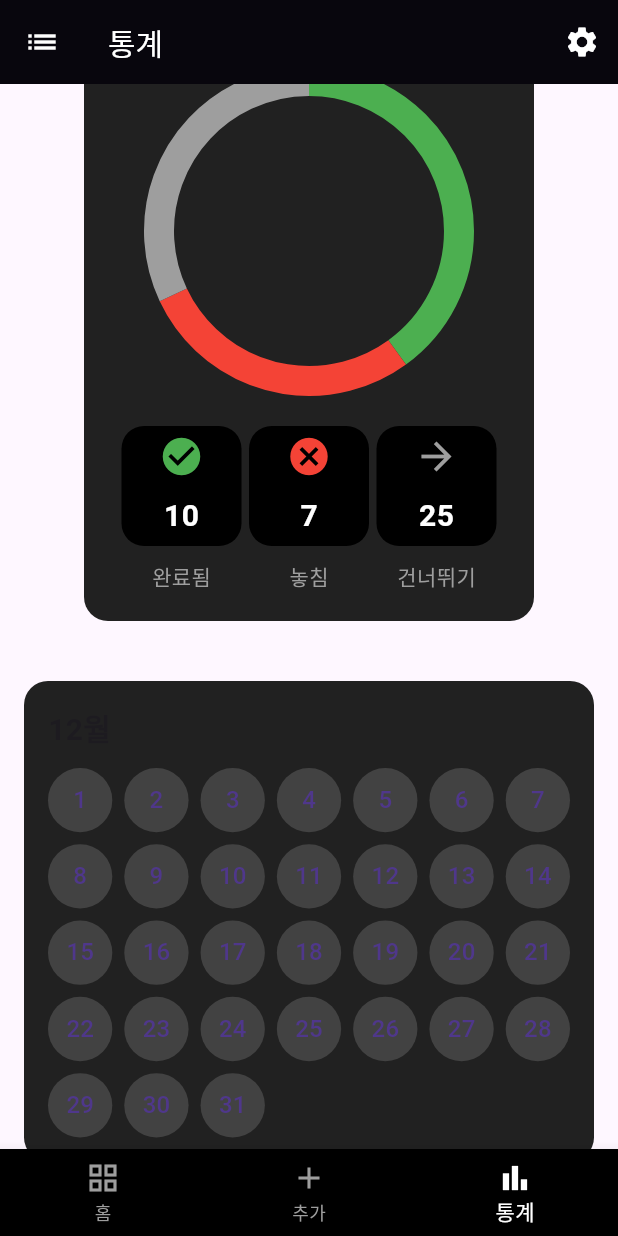
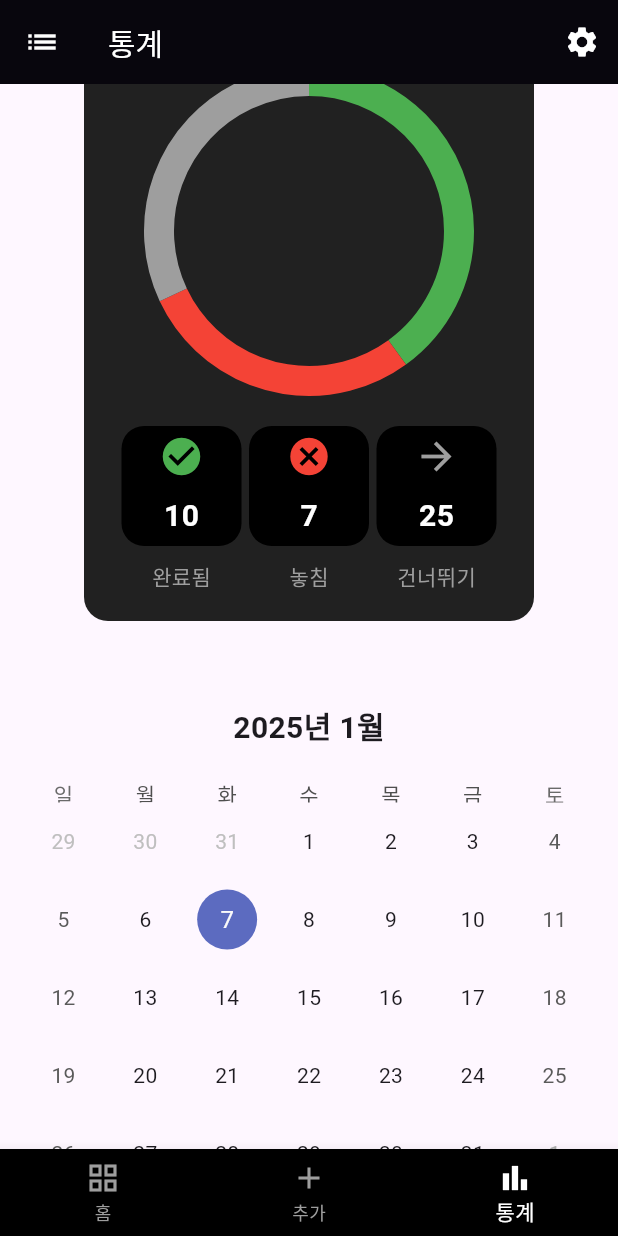
Before and after one commit to Riverspace77/habittracker, a Flutter app: the screen it shows after launch, item 3 of the bottom bar chosen, scrolled down 576 dp, after a tap on the "settings" icon, on a phone screen of 412 x 824 dp. Run offline on Flutter 3.47's test engine with Material 3 defaults, Android fonts, the phone set to English and light mode, and no system bars; drawn by our look-alikes of table_calendar; our stand-ins replace liquid_progress_indicator_v2.

Commit message:
calenderadd.ver

```diff
--- a/lib/main.dart
+++ b/lib/main.dart
@@ -1,10 +1,19 @@
 import 'package:flutter/material.dart';
 import 'package:habitui/widget/Appnavigation.dart';
 import 'package:intl/date_symbol_data_local.dart';
+import 'package:provider/provider.dart';
+import 'package:habitui/widget/calender_state.dart';
 
 void main() async {
   await initializeDateFormatting();
-  runApp(const MyApp());
+  runApp(
+    MultiProvider(
+      providers: [
+        ChangeNotifierProvider(create: (_) => CalendarState()),
+      ],
+      child: const MyApp(),
+    ),
+  );
 }
 
 class MyApp extends StatelessWidget {
--- a/lib/screen/home_screen.dart
+++ b/lib/screen/home_screen.dart
@@ -2,6 +2,8 @@ import 'package:flutter/material.dart';
 import 'package:table_calendar/table_calendar.dart';
 import 'package:habitui/ui/checkbox.dart';
 import 'package:habitui/ui/liquid_indicator.dart';
+import 'package:habitui/widget/calender_state.dart';
+import 'package:provider/provider.dart';
 
 class HomeScreen extends StatefulWidget {
   const HomeScreen({super.key});
@@ -12,13 +14,17 @@ class HomeScreen extends StatefulWidget {
 
 class _HomeScreenState extends State<HomeScreen> {
   CalendarFormat _calendarFormat = CalendarFormat.week;
-  DateTime _focusedDay = DateTime.now();
-  DateTime? _selectedDate;
+  final DateTime _focusedDay = DateTime.now();
+
+  // 이 변수들은 달력의 년도와 월을 저장합니다.
+  int _currentYear = DateTime.now().year;
+  int _currentMonth = DateTime.now().month;
 
   @override
   void initState() {
     super.initState();
-    _selectedDate = _focusedDay;
+    _currentYear = _focusedDay.year;
+    _currentMonth = _focusedDay.month;
   }
 
   @override
@@ -31,33 +37,40 @@ class _HomeScreenState extends State<HomeScreen> {
             const SizedBox(
               height: 50,
             ),
+            Padding(
+              padding: const EdgeInsets.all(20),
+              child: Row(
+                mainAxisAlignment: MainAxisAlignment.spaceBetween,
+                children: [
+                  Icon(
+                    Icons.list_outlined,
+                    color: Colors.black,
+                  ),
+                  Text(
+                    '$_currentYear년 $_currentMonth월',
+                    style: const TextStyle(
+                        fontSize: 20, fontWeight: FontWeight.bold),
+                  ),
+                  Icon(
+                    Icons.settings,
+                    color: Colors.black,
+                  ),
+                ],
+              ),
+            ),
             TableCalendar(
               locale: 'ko_KR',
-              focusedDay: _focusedDay,
               calendarFormat: _calendarFormat,
+              headerVisible: false,
+              focusedDay: context.watch<CalendarState>().focusedDay,
               firstDay: DateTime.utc(2025, 01, 01),
               lastDay: DateTime.utc(2025, 12, 31),
-              headerStyle: const HeaderStyle(
-                formatButtonVisible: false,
-                titleCentered: true,
-                leftChevronVisible: true,
-                rightChevronVisible: true,
-                leftChevronIcon: Icon(
-                  Icons.list_outlined,
-                  color: Colors.black,
-                ),
-                rightChevronIcon: Icon(
-                  Icons.settings,
-                  color: Colors.black,
-                ),
-              ),
+              selectedDayPredicate: (day) =>
+                  isSameDay(context.watch<CalendarState>().selectedDate, day),
               onDaySelected: (selectedDay, focusedDay) {
-                if (!isSameDay(_selectedDate, selectedDay)) {
-                  setState(() {
-                    _selectedDate = selectedDay;
-                    _focusedDay = focusedDay;
-                  });
-                }
+                context.read<CalendarState>()
+                  ..setSelectedDate(selectedDay)
+                  ..setFocusedDay(focusedDay);
               },
               onFormatChanged: (format) {
                 if (_calendarFormat != format) {
@@ -67,11 +80,8 @@ class _HomeScreenState extends State<HomeScreen> {
                   });
                 }
               },
-              selectedDayPredicate: (day) {
-                return isSameDay(_selectedDate, day);
-              },
               onPageChanged: (focusedDay) {
-                _focusedDay = focusedDay;
+                context.read<CalendarState>().setFocusedDay(focusedDay);
               },
             ),
             const SizedBox(
--- a/lib/screen/status_screen.dart
+++ b/lib/screen/status_screen.dart
@@ -1,6 +1,9 @@
 import 'package:flutter/material.dart';
 import 'package:habitui/widget/SFTexpresstion.dart';
 import 'package:habitui/widget/customcircle.dart';
+import 'package:habitui/widget/calender_state.dart';
+import 'package:provider/provider.dart';
+import 'package:table_calendar/table_calendar.dart';
 
 class StatsScreen extends StatelessWidget {
   final int success;
@@ -52,7 +55,7 @@ class StatsScreen extends StatelessWidget {
               const SizedBox(height: 40),
               _buildChart(),
               const SizedBox(height: 40),
-              _buildCalendar(),
+              _buildCalendar(context),
             ],
           ),
         ),
@@ -203,35 +206,41 @@ class StatsScreen extends StatelessWidget {
     );
   }
 
-  // Calendar Section
-  Widget _buildCalendar() {
-    return Container(
-      margin: const EdgeInsets.symmetric(horizontal: 16),
-      padding: const EdgeInsets.all(16),
-      decoration: BoxDecoration(
-        color: Colors.grey[900],
-        borderRadius: BorderRadius.circular(16),
-      ),
+  // Calendar Section homescreen에 있는거 펼쳐서 만들어 놓기
+
+  Widget _buildCalendar(BuildContext context) {
+    final currentYear = context.watch<CalendarState>().currentYear;
+    final currentMonth = context.watch<CalendarState>().currentMonth;
+
+    return Padding(
+      padding: const EdgeInsets.all(15),
       child: Column(
-        crossAxisAlignment: CrossAxisAlignment.start,
         children: [
-          const Text('12월',
-              style: TextStyle(fontSize: 20, fontWeight: FontWeight.bold)),
-          const SizedBox(height: 12),
-          GridView.builder(
-            shrinkWrap: true,
-            physics: const NeverScrollableScrollPhysics(),
-            gridDelegate: const SliverGridDelegateWithFixedCrossAxisCount(
-              crossAxisCount: 7,
-              mainAxisSpacing: 8,
-              crossAxisSpacing: 8,
+          Padding(
+            padding: const EdgeInsets.only(bottom: 20),
+            child: Text(
+              '$currentYear년 $currentMonth월',
+              style: const TextStyle(
+                fontSize: 20,
+                fontWeight: FontWeight.bold,
+              ),
             ),
-            itemCount: 31,
-            itemBuilder: (context, index) {
-              return CircleAvatar(
-                backgroundColor: Colors.grey[800],
-                child: Text((index + 1).toString()),
-              );
+          ),
+          TableCalendar(
+            locale: 'ko_KR',
+            headerVisible: false,
+            focusedDay: context.watch<CalendarState>().focusedDay,
+            firstDay: DateTime.utc(2025, 01, 01),
+            lastDay: DateTime.utc(2025, 12, 31),
+            selectedDayPredicate: (day) =>
+                isSameDay(context.watch<CalendarState>().selectedDate, day),
+            onDaySelected: (selectedDay, focusedDay) {
+              context.read<CalendarState>()
+                ..setSelectedDate(selectedDay)
+                ..setFocusedDay(focusedDay);
+            },
+            onPageChanged: (focusedDay) {
+              context.read<CalendarState>().setFocusedDay(focusedDay);
             },
           ),
         ],
--- /dev/null
+++ b/lib/widget/calender_state.dart
@@ -0,0 +1,22 @@
+import 'package:flutter/material.dart';
+
+class CalendarState with ChangeNotifier {
+  DateTime _focusedDay = DateTime.now();
+  DateTime _selectedDate = DateTime.now();
+
+  DateTime get focusedDay => _focusedDay;
+  DateTime get selectedDate => _selectedDate;
+
+  int get currentYear => _focusedDay.year; // 현재 연도
+  int get currentMonth => _focusedDay.month; // 현재 월
+
+  void setFocusedDay(DateTime day) {
+    _focusedDay = day;
+    notifyListeners();
+  }
+
+  void setSelectedDate(DateTime date) {
+    _selectedDate = date;
+    notifyListeners();
+  }
+}
--- a/pubspec.yaml
+++ b/pubspec.yaml
@@ -38,6 +38,7 @@ dependencies:
   cupertino_icons: ^1.0.8
   intl: ^0.19.0
   liquid_progress_indicator_v2: ^0.5.0
+  provider: ^6.1.2
 
 dev_dependencies:
   flutter_test:
```
Also changed, not shown: pubspec.lock.
